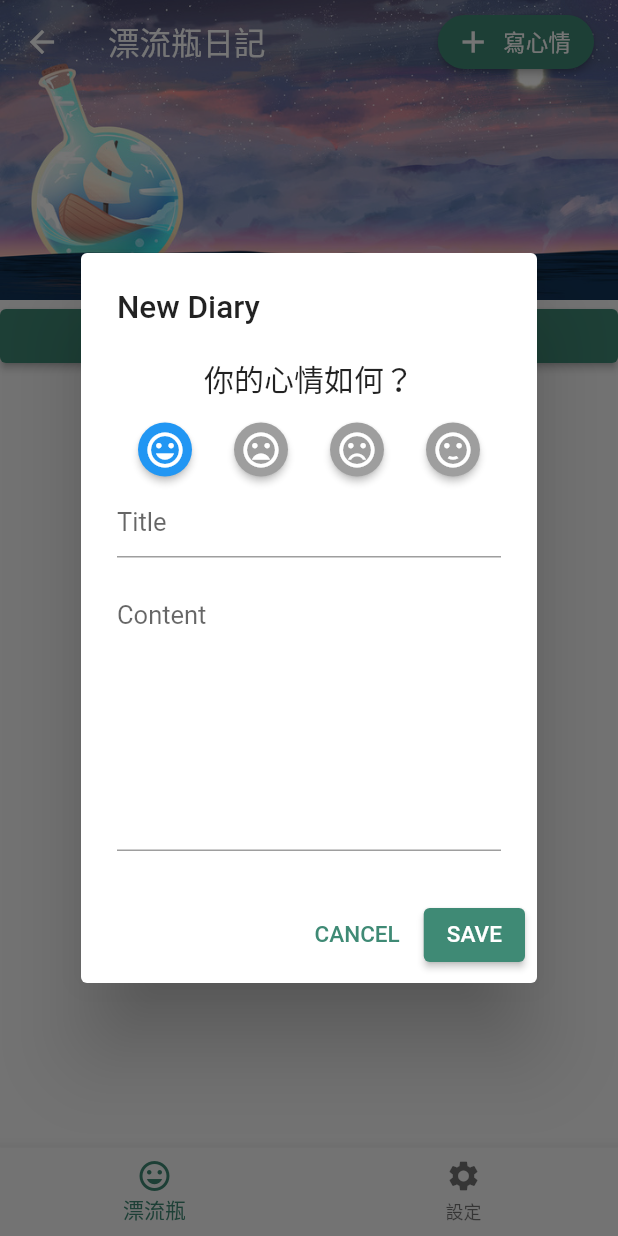
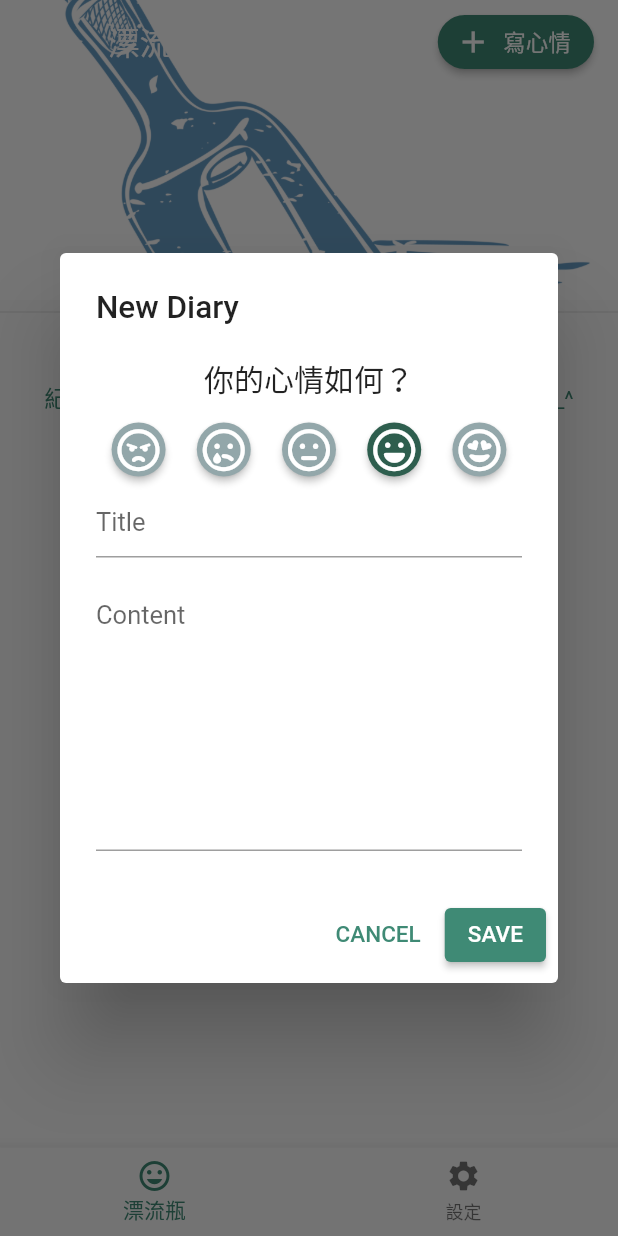
Before and after one commit to Ignacio1110/driftbottlediary, a Flutter app: the MyHomePage screen opened by its route, after a tap on "寫心情", on a phone screen of 412 x 824 dp. Run offline on Flutter 3.47's test engine with Material 2 defaults, Android fonts, the phone set to English and light mode, and no system bars; our stand-ins replace font_awesome_flutter, get, get_storage, sqflite; accounts and stored records are empty.

Commit message:
change image and icons

```diff
--- a/lib/components/mood_picker.dart
+++ b/lib/components/mood_picker.dart
@@ -1,12 +1,33 @@
+import 'package:driftbottlediary/diary_theme.dart';
 import 'package:driftbottlediary/translations.dart';
 import 'package:flutter/material.dart';
 import 'package:get/get.dart';
+import 'package:font_awesome_flutter/font_awesome_flutter.dart';
 
 enum Mood {
+  love,
   happy,
+  neutral,
   sad,
-  angry,
-  neutral,
+  angry;
+
+  IconData getMoodIcon() {
+    switch (this) {
+      case Mood.love:
+        return FontAwesomeIcons.faceGrinHearts;
+      case Mood.happy:
+        return FontAwesomeIcons.faceLaugh;
+      case Mood.neutral:
+        return FontAwesomeIcons.faceMeh;
+      case Mood.sad:
+        return FontAwesomeIcons.faceSadTear;
+      case Mood.angry:
+        return FontAwesomeIcons.faceAngry;
+
+      default:
+        throw Exception('Unknown mood: $this');
+    }
+  }
 }
 
 class MoodPicker extends StatelessWidget {
@@ -27,10 +48,11 @@ class MoodPicker extends StatelessWidget {
         Row(
           mainAxisAlignment: MainAxisAlignment.spaceEvenly,
           children: [
+            _buildMoodButton(Mood.angry),
+            _buildMoodButton(Mood.sad),
+            _buildMoodButton(Mood.neutral),
             _buildMoodButton(Mood.happy),
-            _buildMoodButton(Mood.sad),
-            _buildMoodButton(Mood.angry),
-            _buildMoodButton(Mood.neutral),
+            _buildMoodButton(Mood.love),
           ],
         ),
       ],
@@ -46,31 +68,17 @@ class MoodPicker extends StatelessWidget {
           }
         },
         style: ElevatedButton.styleFrom(
-          shape: CircleBorder(),
-          padding: EdgeInsets.all(4),
-          backgroundColor: selectedMood == mood ? Colors.blue : Colors.grey,
+          shape: const CircleBorder(),
+          padding: const EdgeInsets.all(4),
+          backgroundColor:
+              selectedMood == mood ? DiaryTheme.kPrimary : DiaryTheme.kColor3,
         ),
-        child: Icon(
-          _getMoodIcon(mood),
+        child: FaIcon(
+          mood.getMoodIcon(),
           color: Colors.white,
           size: 28,
         ),
       ),
     );
   }
-
-  IconData _getMoodIcon(Mood mood) {
-    switch (mood) {
-      case Mood.happy:
-        return Icons.mood;
-      case Mood.sad:
-        return Icons.mood_bad;
-      case Mood.angry:
-        return Icons.sentiment_very_dissatisfied;
-      case Mood.neutral:
-        return Icons.sentiment_satisfied;
-      default:
-        throw Exception('Unknown mood: $mood');
-    }
-  }
 }
--- a/lib/diary_theme.dart
+++ b/lib/diary_theme.dart
@@ -36,8 +36,8 @@ class DiaryTheme {
   });
 
   static TextTheme textTheme = TextTheme(
-      bodyText1: TextStyle(color: kPrimarySwatch.shade50),
-      bodyText2: TextStyle(color: kPrimarySwatch.shade50));
+      bodyText1: TextStyle(color: kPrimarySwatch),
+      bodyText2: TextStyle(color: kPrimarySwatch));
 
   static ThemeData lightTheme = ThemeData(
     primaryColor: kPrimary,
--- a/lib/screens/diary/add_diary_controller.dart
+++ b/lib/screens/diary/add_diary_controller.dart
@@ -1,64 +1,16 @@
-import 'package:driftbottlediary/components/mood_picker.dart';
-import 'package:driftbottlediary/screens/diary/diary_model.dart';
+import 'package:driftbottlediary/screens/diary/add_diary_dialog.dart';
 import 'package:flutter/material.dart';
 import 'package:get/get.dart';
+
+import '../../components/mood_picker.dart';
+import 'diary_model.dart';
 
 class AddDiaryController extends GetxController {
   final TextEditingController titleController = TextEditingController();
   final TextEditingController contentController = TextEditingController();
   final Rx<Mood> selectedMood = Mood.happy.obs;
   Future<dynamic> openNewDiaryDialog() async {
-    return await Get.dialog(
-      AlertDialog(
-        title: Text('New Diary'),
-        content: SizedBox(
-          height: Get.height * .4,
-          child: Column(
-            mainAxisSize: MainAxisSize.min,
-            children: [
-              Obx(
-                () => MoodPicker(
-                  selectedMood: selectedMood.value,
-                  onChange: (Mood mood) {
-                    selectedMood.value = mood;
-                  },
-                ),
-              ),
-              TextField(
-                controller: titleController,
-                decoration: InputDecoration(
-                  hintText: 'Title',
-                ),
-              ),
-              SizedBox(height: 16),
-              Expanded(
-                child: TextField(
-                  controller: contentController,
-                  maxLines: 8,
-                  decoration: InputDecoration(
-                    hintText: 'Content',
-                  ),
-                ),
-              ),
-            ],
-          ),
-        ),
-        actions: [
-          TextButton(
-            onPressed: () {
-              Get.back();
-            },
-            child: Text('CANCEL'),
-          ),
-          ElevatedButton(
-            onPressed: () {
-              saveDiary();
-            },
-            child: Text('SAVE'),
-          ),
-        ],
-      ),
-    );
+    return await Get.dialog(AddDiaryDialog());
   }
 
   saveDiary() {
--- /dev/null
+++ b/lib/screens/diary/add_diary_dialog.dart
@@ -0,0 +1,62 @@
+import 'package:flutter/material.dart';
+import 'package:get/get.dart';
+
+import '../../components/mood_picker.dart';
+import 'add_diary_controller.dart';
+
+class AddDiaryDialog extends GetView<AddDiaryController> {
+  const AddDiaryDialog({Key? key}) : super(key: key);
+
+  @override
+  Widget build(BuildContext context) {
+    return AlertDialog(
+      title: Text('New Diary'),
+      content: SizedBox(
+        height: Get.height * .4,
+        child: Column(
+          mainAxisSize: MainAxisSize.min,
+          children: [
+            Obx(
+              () => MoodPicker(
+                selectedMood: controller.selectedMood.value,
+                onChange: (Mood mood) {
+                  controller.selectedMood.value = mood;
+                },
+              ),
+            ),
+            TextField(
+              controller: controller.titleController,
+              decoration: InputDecoration(
+                hintText: 'Title',
+              ),
+            ),
+            SizedBox(height: 16),
+            Expanded(
+              child: TextField(
+                controller: controller.contentController,
+                maxLines: 8,
+                decoration: InputDecoration(
+                  hintText: 'Content',
+                ),
+              ),
+            ),
+          ],
+        ),
+      ),
+      actions: [
+        TextButton(
+          onPressed: () {
+            Get.back();
+          },
+          child: Text('CANCEL'),
+        ),
+        ElevatedButton(
+          onPressed: () {
+            controller.saveDiary();
+          },
+          child: Text('SAVE'),
+        ),
+      ],
+    );
+  }
+}
--- a/lib/screens/diary/diary_page.dart
+++ b/lib/screens/diary/diary_page.dart
@@ -1,7 +1,7 @@
-import 'package:driftbottlediary/screens/diary/diary_model.dart';
 import 'package:driftbottlediary/translations.dart';
 import 'package:flutter/material.dart';
 import 'package:get/get.dart';
+import 'package:font_awesome_flutter/font_awesome_flutter.dart';
 
 import 'diary_page_controller.dart';
 
@@ -19,7 +19,7 @@ class DiaryPage extends GetView<DiaryPageController> {
             expandedHeight: 200.0,
             flexibleSpace: FlexibleSpaceBar(
               background: Image.asset(
-                'assets/images/bottle.jpeg',
+                'assets/images/bottle.jpg',
                 fit: BoxFit.cover,
                 alignment: Alignment.centerLeft,
               ),
@@ -52,7 +52,15 @@ class DiaryPage extends GetView<DiaryPageController> {
                 (BuildContext context, int index) {
                   final diary = _diaries[index];
                   return ListTile(
-                    title: Text(diary.title),
+                    title: Row(
+                      children: [
+                        FaIcon(diary.feelingLevel.getMoodIcon()),
+                        const SizedBox(
+                          width: 4.0,
+                        ),
+                        Text(diary.title)
+                      ],
+                    ),
                     subtitle: Text(
                         '${diary.date.day}-${diary.date.month}-${diary.date.year}'),
                     trailing: Icon(Icons.arrow_forward_ios),
@@ -65,12 +73,18 @@ class DiaryPage extends GetView<DiaryPageController> {
               ),
             );
           }),
-          SliverToBoxAdapter(
-            child: ElevatedButton(
-              onPressed: () {
-                // controller.deleteTable();
-              },
-              child: Text(''),
+          const SliverToBoxAdapter(
+            child: Divider(),
+          ),
+          const SliverToBoxAdapter(
+            child: Padding(
+              padding: EdgeInsets.all(16.0),
+              child: Center(
+                child: Text(
+                  "每個人都有想簡單述說的心情\n紀錄每天的心情，會發現生活總有一些開心的時刻 ^_^",
+                  textAlign: TextAlign.center,
+                ),
+              ),
             ),
           ),
         ],
--- a/pubspec.yaml
+++ b/pubspec.yaml
@@ -42,6 +42,7 @@ dependencies:
   json_annotation: ^4.8.0
   path: ^1.8.2
   get_storage: ^2.0.3
+  font_awesome_flutter: ^10.4.0
 
 
 dev_dependencies:
```
Also changed, not shown: assets/images/bottle.jpeg (deleted), assets/images/bottle.jpg (added), assets/images/message-in-a-bottle.png (added), pubspec.lock.
